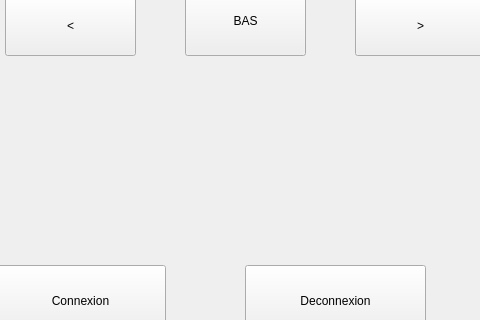
First picture: the form in wifibot/mainwindow.ui, repository AnisseO/WifiBot, before the edit; both pictures show x 165 to 645 and y 165 to 485 of the 800 by 600 pixel window.
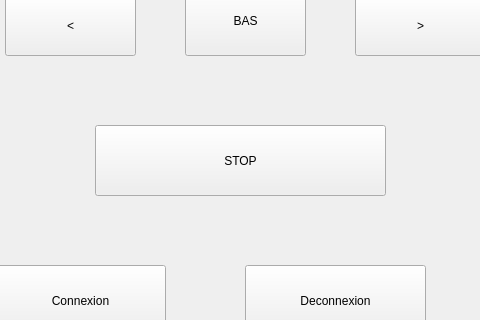
Second picture: the form after the edit.

Commit message:
Methode Droite + Stop OK
Les 4 directions + bt d'arret fonctionne

Patch:
```diff
--- a/wifibot/mainwindow.ui
+++ b/wifibot/mainwindow.ui
@@ -92,6 +92,19 @@
      <string>BAS</string>
     </property>
    </widget>
+   <widget class="QPushButton" name="stop">
+    <property name="geometry">
+     <rect>
+      <x>260</x>
+      <y>290</y>
+      <width>291</width>
+      <height>71</height>
+     </rect>
+    </property>
+    <property name="text">
+     <string>STOP</string>
+    </property>
+   </widget>
   </widget>
   <widget class="QMenuBar" name="menubar">
    <property name="geometry">
```
The commit also changes 33 other files.
